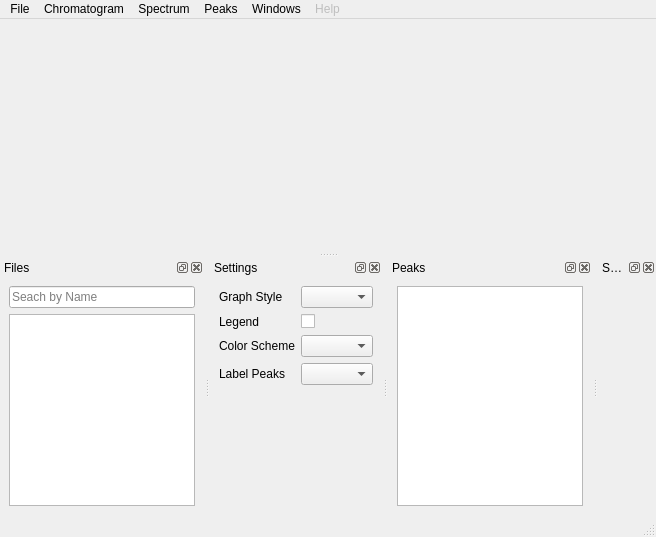
bovee/Aston, file aston/ui/aston.ui: the form before one commit.
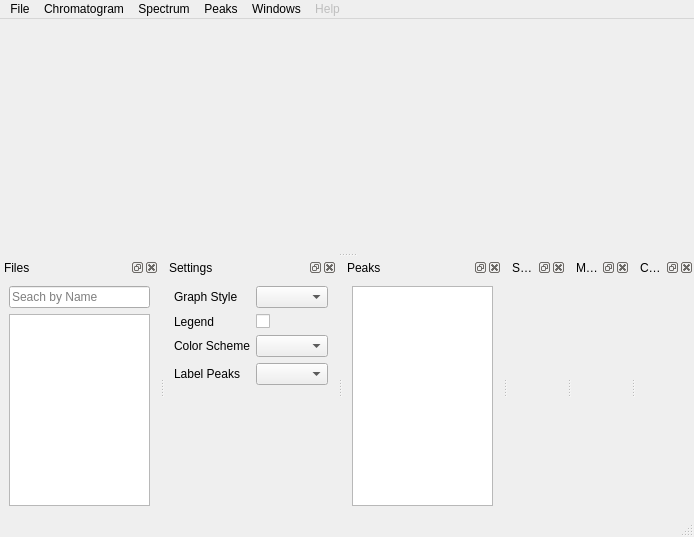
The form after the commit.

Diff of the .ui file:
```diff
--- a/aston/ui/aston.ui
+++ b/aston/ui/aston.ui
@@ -6,7 +6,7 @@
    <rect>
     <x>0</x>
     <y>0</y>
-    <width>656</width>
+    <width>694</width>
     <height>537</height>
    </rect>
   </property>
@@ -25,8 +25,8 @@
     <rect>
      <x>0</x>
      <y>0</y>
-     <width>656</width>
-     <height>20</height>
+     <width>694</width>
+     <height>21</height>
     </rect>
    </property>
    <widget class="QMenu" name="menuFile">
@@ -234,6 +234,24 @@
     </layout>
    </widget>
   </widget>
+  <widget class="QDockWidget" name="methodDockWidget">
+   <property name="windowTitle">
+    <string>Method Library</string>
+   </property>
+   <attribute name="dockWidgetArea">
+    <number>8</number>
+   </attribute>
+   <widget class="QWidget" name="dockWidgetContents_2"/>
+  </widget>
+  <widget class="QDockWidget" name="compoundDockWidget">
+   <property name="windowTitle">
+    <string>Compound Library</string>
+   </property>
+   <attribute name="dockWidgetArea">
+    <number>8</number>
+   </attribute>
+   <widget class="QWidget" name="dockWidgetContents_6"/>
+  </widget>
   <action name="actionOpen">
    <property name="text">
     <string>Open Folder</string>
```
